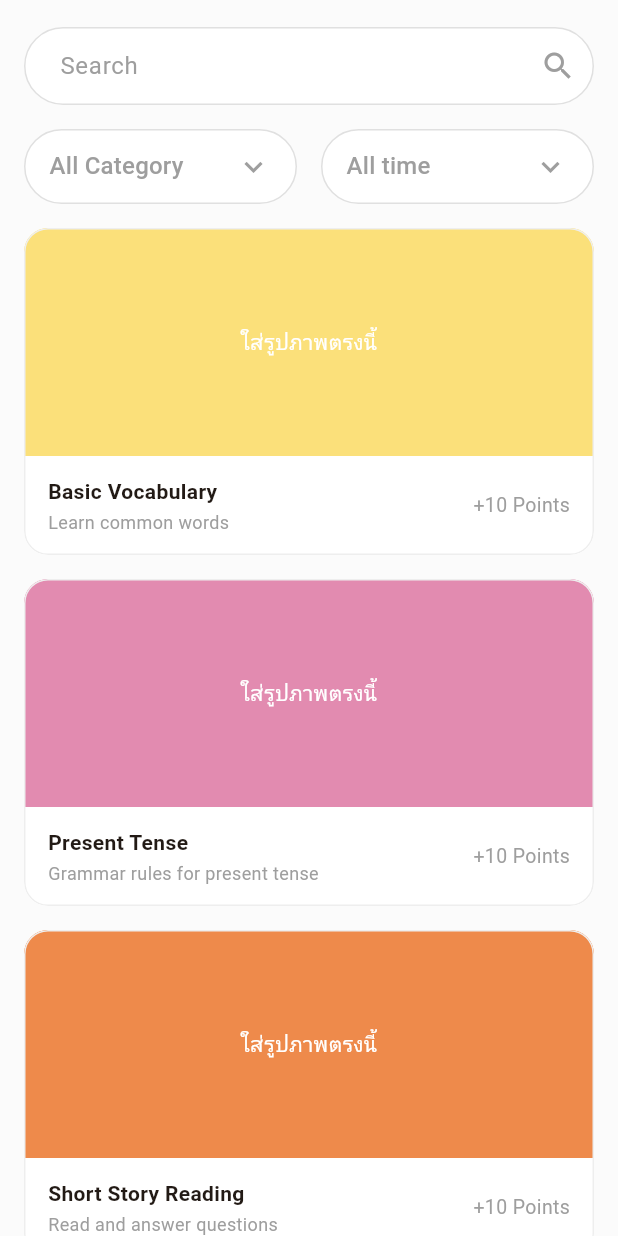
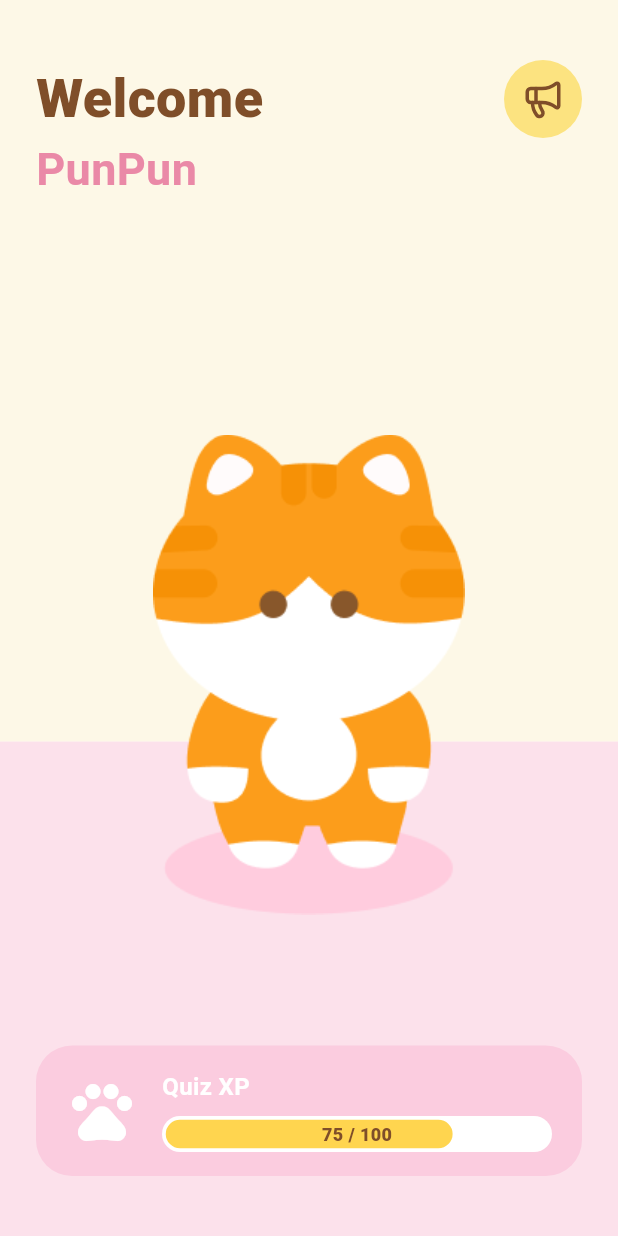
Before and after one commit to PuthoPutho/PetPoint, a Flutter app: the screen it shows after launch, on a phone screen of 412 x 824 dp. Run offline on Flutter 3.47's test engine with Material 3 defaults, Android fonts, the phone set to English and light mode, and no system bars; our stand-ins replace lucide_icons; Roboto replaces fonts that are missing (GoogleSans).

Commit message:
feat: Implement initial Flutter application structure, including home, news, and quiz screens, along with assets and fonts.

```diff
--- a/frontend/lib/main.dart
+++ b/frontend/lib/main.dart
@@ -1,5 +1,5 @@
 import 'package:flutter/material.dart';
-import 'screens/quiz/quiz_list_screen.dart';
+//import 'screens/quiz/quiz_list_screen.dart';
 import 'package:frontend/screens/home/home.dart';
 
 void main() {
@@ -15,11 +15,12 @@ class MyApp extends StatelessWidget {
       title: 'PetPoint',
       debugShowCheckedModeBanner: false,
       theme: ThemeData(
+        fontFamily: 'GoogleSans',
         colorScheme: ColorScheme.fromSeed(seedColor: const Color(0xFF6B4226)),
         useMaterial3: true,
       ),
       // home: const MyHomePage(title: 'Flutter Demo Home Page'),
-      home: const QuizListScreen(), // เปลี่ยนหน้าแรกเป็นหน้า Quiz
+      home: const HomeScreen(), // เปลี่ยนหน้าแรกเป็นหน้า Quiz
       // ตั้งค่าเริ่มต้นเปิดมาเป็นหน้าโฮม (Home Screen)
       initialRoute: '/',
       routes: {
--- a/frontend/lib/screens/home/home.dart
+++ b/frontend/lib/screens/home/home.dart
@@ -0,0 +1,233 @@
+// ไฟล์: lib/main.dart
+
+import 'package:flutter/material.dart';
+import 'package:lucide_icons/lucide_icons.dart';
+import '../news/news.dart';
+class HomeScreen extends StatefulWidget {
+  const HomeScreen({super.key});
+
+  @override
+  State<HomeScreen> createState() => _HomeScreenState();
+}
+
+class _HomeScreenState extends State<HomeScreen> {
+  int currentScore = 75;
+
+  // 1. เปลี่ยนตัวแปรมาใช้เช็คสถานะการ Hover (เอาเมาส์ชี้) แทน
+  bool _isMegaphoneHovered = false;
+
+  String _getCatImage(int score) {
+    if (score >= 0 && score <= 25) {
+      return 'assets/Egg.png';
+    } else if (score >= 26 && score <= 50) {
+      return 'assets/OrangeCatBaby.png';
+    } else {
+      return 'assets/OrangeCat.png';
+    }
+  }
+
+  @override
+  Widget build(BuildContext context) {
+    return Scaffold(
+      body: Stack(
+        children: [
+          // 1. สีพื้นหลัง
+          Column(
+            children: [
+              Expanded(
+                flex: 6,
+                child: Container(color: const Color(0xFFFDF8E7)),
+              ),
+              Expanded(
+                flex: 4,
+                child: Container(color: const Color(0xFFFCE1EB)),
+              ),
+            ],
+          ),
+
+          // 2. รูปน้องแมว
+          Align(
+            alignment: const Alignment(0, 0.15),
+            child: Image.asset(
+              _getCatImage(currentScore),
+              height: 320,
+              fit: BoxFit.contain,
+            ),
+          ),
+
+          // 3. ส่วนเนื้อหา
+          SafeArea(
+            child: Column(
+              mainAxisAlignment: MainAxisAlignment.spaceBetween,
+              crossAxisAlignment: CrossAxisAlignment.start,
+              children: [
+
+                // -- Header --
+                Padding(
+                  padding: const EdgeInsets.fromLTRB(24.0, 40.0, 24.0, 0),
+                  child: Row(
+                    mainAxisAlignment: MainAxisAlignment.spaceBetween,
+                    crossAxisAlignment: CrossAxisAlignment.start,
+                    children: [
+                      Column(
+                        crossAxisAlignment: CrossAxisAlignment.start,
+                        children: const [
+                          Text(
+                            "Welcome",
+                            style: TextStyle(
+                              fontSize: 36,
+                              fontWeight: FontWeight.w800,
+                              color: Color(0xFF7F4E29),
+                            ),
+                          ),
+                          Text(
+                            "PunPun",
+                            style: TextStyle(
+                              fontSize: 30,
+                              fontWeight: FontWeight.w700,
+                              color: Color(0xFFEA89A7),
+                            ),
+                          ),
+                        ],
+                      ),
+
+                      // ** จุดที่แก้ไข: ใช้ MouseRegion คลุมเพื่อจับการ Hover **
+                      MouseRegion(
+                        // เปลี่ยนเคอร์เซอร์เมาส์เป็นรูปนิ้วชี้
+                        cursor: SystemMouseCursors.click,
+                        // เมื่อเมาส์ชี้เข้ามาที่ปุ่ม
+                        onEnter: (_) {
+                          setState(() {
+                            _isMegaphoneHovered = true;
+                          });
+                        },
+                        // เมื่อเมาส์เลื่อนออกไปจากปุ่ม
+                        onExit: (_) {
+                          setState(() {
+                            _isMegaphoneHovered = false;
+                          });
+                        },
+                        child: GestureDetector(
+                          // ยังคงใช้ onTap เพื่อให้คลิกเปลี่ยนหน้าได้
+                          onTap: () {
+                            // (ถ้าต้องการให้สีกลับเป็นปกติก่อนเปลี่ยนหน้า เปิดโค้ดด้านล่างนี้ได้ครับ)
+                            // setState(() { _isMegaphoneHovered = false; });
+
+                            Navigator.push(
+                              context,
+                              MaterialPageRoute(
+                                builder: (context) => const NewsScreen(),
+                              ),
+                            );
+                          },
+                          child: AnimatedContainer(
+                            duration: const Duration(milliseconds: 200), // ปรับให้เปลี่ยนสีนุ่มๆ ที่ 200ms
+                            decoration: BoxDecoration(
+                              // เงื่อนไข: ถ้าเมาส์ชี้ (Hover) ให้ใช้สีเข้ม ถ้าไม่ได้ชี้ให้ใช้สีปกติ
+                              color: _isMegaphoneHovered
+                                  ? const Color(0xFFE5C850) // สีเหลืองเข้มตอน Hover
+                                  : const Color(0xFFFCE380), // สีปุ่มปกติ
+                              shape: BoxShape.circle,
+                            ),
+                            padding: const EdgeInsets.all(12),
+                            child: const Icon(
+                              LucideIcons.megaphone,
+                              color: Color(0xFF7F4E29),
+                              size: 28,
+                            ),
+                          ),
+                        ),
+                      ),
+
+                    ],
+                  ),
+                ),
+
+                // -- การ์ด Quiz XP --
+                Padding(
+                  padding: const EdgeInsets.symmetric(
+                    horizontal: 24.0,
+                    vertical: 40.0,
+                  ),
+                  child: Container(
+                    padding: const EdgeInsets.symmetric(
+                      horizontal: 20,
+                      vertical: 16,
+                    ),
+                    decoration: BoxDecoration(
+                      color: const Color(0xFFFBCCDF),
+                      borderRadius: BorderRadius.circular(24),
+                    ),
+                    child: Row(
+                      children: [
+                        const Icon(
+                          Icons.pets,
+                          color: Colors.white,
+                          size: 48,
+                        ),
+                        const SizedBox(width: 16),
+                        Expanded(
+                          child: Column(
+                            crossAxisAlignment: CrossAxisAlignment.start,
+                            children: [
+                              const Text(
+                                "Quiz XP",
+                                style: TextStyle(
+                                  fontFamily: 'GoogleSans',
+                                  color: Colors.white,
+                                  fontWeight: FontWeight.bold,
+                                  fontSize: 16,
+                                ),
+                              ),
+                              const SizedBox(height: 8),
+
+                              Container(
+                                height: 24,
+                                decoration: BoxDecoration(
+                                  color: Colors.white,
+                                  borderRadius: BorderRadius.circular(12),
+                                ),
+                                padding: const EdgeInsets.all(2.5),
+                                child: LayoutBuilder(
+                                  builder: (context, constraints) {
+                                    return Stack(
+                                      children: [
+                                        Container(
+                                          width: constraints.maxWidth * (currentScore / 100),
+                                          decoration: BoxDecoration(
+                                            color: const Color(0xFFFFD54F),
+                                            borderRadius: BorderRadius.circular(10),
+                                          ),
+                                        ),
+                                        Center(
+                                          child: Text(
+                                            "$currentScore / 100",
+                                            style: const TextStyle(
+                                              fontFamily: 'GoogleSans',
+                                              fontSize: 12,
+                                              fontWeight: FontWeight.w800,
+                                              color: Color(0xFF7F4E29),
+                                            ),
+                                          ),
+                                        ),
+                                      ],
+                                    );
+                                  },
+                                ),
+                              ),
+                            ],
+                          ),
+                        ),
+                      ],
+                    ),
+                  ),
+                ),
+
+              ],
+            ),
+          ),
+        ],
+      ),
+    );
+  }
+}
--- a/frontend/lib/screens/quiz/quiz_detail_screen.dart
+++ b/frontend/lib/screens/quiz/quiz_detail_screen.dart
@@ -79,8 +79,8 @@ class QuizDetailScreen extends StatelessWidget {
                     ),
                   ),
                   onPressed: () {
-                    print('เริ่มทำควิซ: ${quizData.title}');
-                    // TODO: นำทางไปหน้า QuizPlayScreen
+                    // print('เริ่มทำควิซ: ${quizData.title}');
+                    // นำทางไปหน้า QuizPlayScreen
                   },
                   child: const Text(
                     'Start Quiz',
```
Also changed, not shown: frontend/lib/screens/news/news.dart (added, +55 -0 lines), frontend/lib/utils/app_colors.dart (+37 -0 lines), frontend/lib/widgets/news_card.dart (added, +174 -0 lines), frontend/pubspec.yaml (+9 -0 lines), frontend/assets/Egg.png (added), frontend/assets/OrangeCat.png (added), frontend/assets/OrangeCatBaby.png (added), 2 other files.
